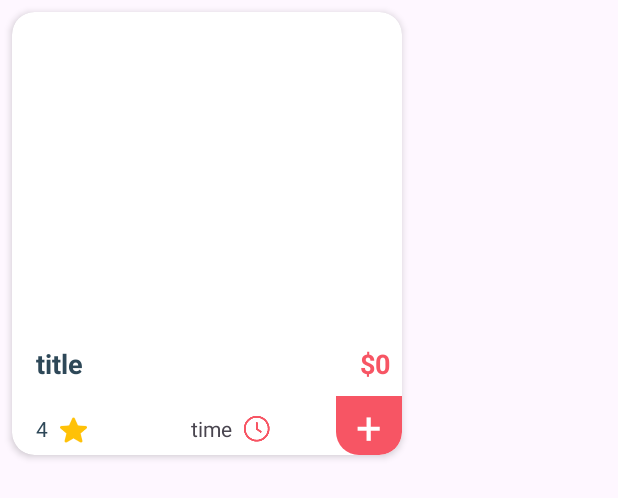
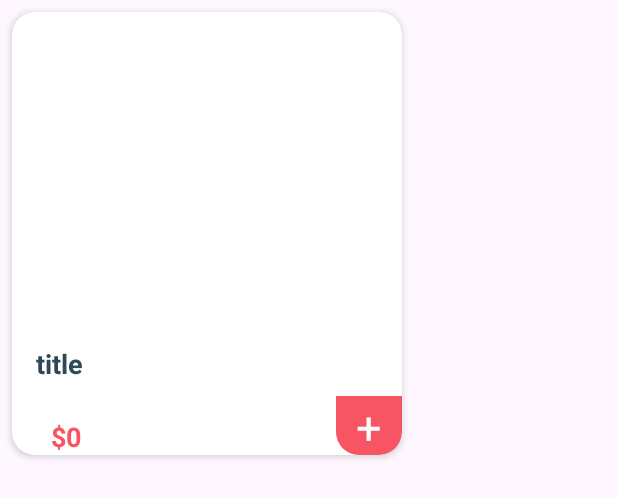
Before and after one commit to hungtran2323/FoodApp1, an Android app: the layout viewholder_best_food.xml on its own in the app's theme, with its tools: preview values and no code run, on a phone screen of 412 x 824 dp. Shown: the top 498 px of the screen. Run offline under Robolectric (Android 15) with nearby library versions, the phone set to English and light mode, and no system bars.

Commit message:
MDuc: Xoa 1 so thu

```diff
--- a/app/src/main/java/com/example/btlthadr/Activity/MainActivity.java
+++ b/app/src/main/java/com/example/btlthadr/Activity/MainActivity.java
@@ -39,7 +39,7 @@ public class MainActivity extends BaseActivity {
 
 
         initLocation();
-        initTime();
+        //initTime();
         initPrice();
         initBestFood();
         initCategory();
@@ -123,7 +123,7 @@ public class MainActivity extends BaseActivity {
         });
     }
 
-    private void initTime() {
+    /*private void initTime() {
         DatabaseReference myRef= database.getReference("Time");
         ArrayList<Time> list= new ArrayList<>();
         myRef.addListenerForSingleValueEvent(new ValueEventListener() {
@@ -144,7 +144,7 @@ public class MainActivity extends BaseActivity {
 
             }
         });
-    }
+    }*/
 
     private void initPrice() {
         DatabaseReference myRef= database.getReference("Price");
--- a/app/src/main/res/layout/viewholder_best_food.xml
+++ b/app/src/main/res/layout/viewholder_best_food.xml
@@ -25,8 +25,10 @@
             android:layout_height="0dp"
             app:layout_constraintBottom_toBottomOf="parent"
             app:layout_constraintEnd_toEndOf="parent"
+            app:layout_constraintHorizontal_bias="0.0"
             app:layout_constraintStart_toStartOf="parent"
-            app:layout_constraintTop_toBottomOf="@+id/pic">
+            app:layout_constraintTop_toBottomOf="@+id/pic"
+            app:layout_constraintVertical_bias="1.0">
 
             <TextView
                 android:id="@+id/titleTxt"
@@ -43,7 +45,7 @@
                 app:layout_constraintStart_toStartOf="parent"
                 app:layout_constraintTop_toTopOf="parent" />
 
-            <TextView
+            <!--<TextView
                 android:id="@+id/starTxt"
                 android:layout_width="wrap_content"
                 android:layout_height="wrap_content"
@@ -63,31 +65,32 @@
                 app:layout_constraintBottom_toBottomOf="parent"
                 app:layout_constraintStart_toEndOf="@+id/starTxt"
                 app:layout_constraintTop_toTopOf="@+id/starTxt"
-                app:layout_constraintVertical_bias="0.181" />
+                app:layout_constraintVertical_bias="0.181" />-->
 
             <TextView
                 android:id="@+id/textView15"
                 android:layout_width="44dp"
                 android:layout_height="39dp"
-                android:text="+"
                 android:background="@drawable/plus_background"
                 android:gravity="center"
+                android:text="+"
                 android:textColor="@color/white"
                 android:textSize="30sp"
                 app:layout_constraintBottom_toBottomOf="parent"
                 app:layout_constraintEnd_toEndOf="parent" />
 
-            <TextView
+            <!--<TextView
                 android:id="@+id/timeTxt"
                 android:layout_width="wrap_content"
                 android:layout_height="wrap_content"
+                android:layout_marginEnd="72dp"
                 android:text="time"
-                app:layout_constraintBottom_toBottomOf="@+id/starTxt"
+                app:layout_constraintBottom_toBottomOf="@+id/textView15"
                 app:layout_constraintEnd_toStartOf="@+id/textView15"
-                app:layout_constraintStart_toEndOf="@+id/imageView3"
-                app:layout_constraintTop_toTopOf="@+id/starTxt" />
-
-            <ImageView
+            />-->
+            <!--app:layout_constraintStart_toEndOf="@+id/imageView3"
+                            app:layout_constraintTop_toTopOf="@+id/starTxt"-->
+            <!--<ImageView
                 android:id="@+id/imageView5"
                 android:layout_width="wrap_content"
                 android:layout_height="wrap_content"
@@ -97,20 +100,22 @@
                 app:layout_constraintBottom_toBottomOf="@+id/timeTxt"
                 app:layout_constraintStart_toEndOf="@+id/timeTxt"
                 app:layout_constraintTop_toTopOf="@+id/timeTxt"
-                app:srcCompat="@drawable/time" />
+                app:srcCompat="@drawable/time" />-->
 
             <TextView
                 android:id="@+id/priceTxt"
                 android:layout_width="wrap_content"
                 android:layout_height="wrap_content"
-                android:layout_marginEnd="8dp"
                 android:text="$0"
                 android:textColor="@color/red"
                 android:textSize="18sp"
                 android:textStyle="bold"
-                app:layout_constraintBottom_toBottomOf="@+id/titleTxt"
+                app:layout_constraintBottom_toBottomOf="parent"
                 app:layout_constraintEnd_toEndOf="parent"
-                app:layout_constraintTop_toTopOf="@+id/titleTxt" />
+                app:layout_constraintHorizontal_bias="0.108"
+                app:layout_constraintStart_toStartOf="parent"
+                app:layout_constraintTop_toBottomOf="@+id/titleTxt"
+                app:layout_constraintVertical_bias="1.0" />
         </androidx.constraintlayout.widget.ConstraintLayout>
     </androidx.constraintlayout.widget.ConstraintLayout>
 </androidx.cardview.widget.CardView>
```
Also changed, not shown: app/src/main/java/com/example/btlthadr/Activity/Adapter/BestFoodAdapter.java (+4 -4 lines), app/src/main/res/layout/activity_main.xml (+7 -7 lines).
